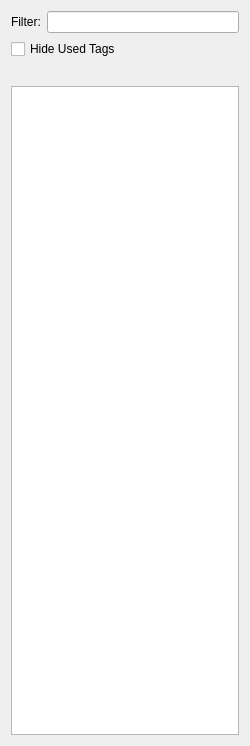
Qt form src/fort/studio/widget/TagCloseUpExplorer.ui (formicidae-tracker/studio) before a commit.
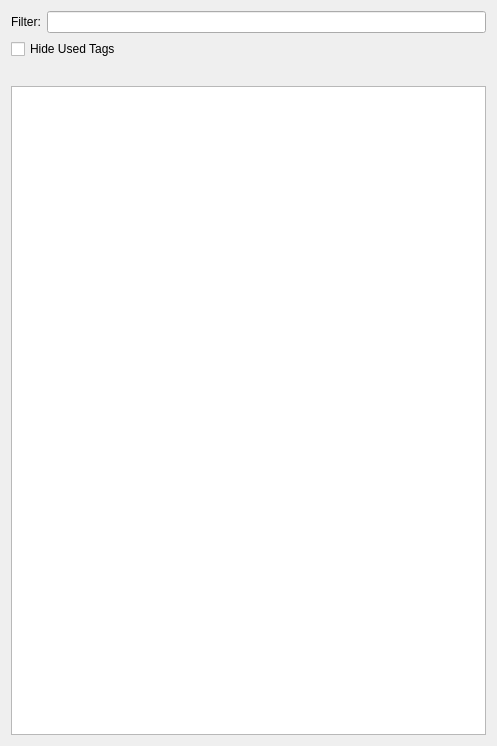
The same form after that commit. Custom widgets are drawn as their Qt base class.

The edit to the form file:
```diff
--- a/src/fort/studio/widget/TagCloseUpExplorer.ui
+++ b/src/fort/studio/widget/TagCloseUpExplorer.ui
@@ -6,13 +6,13 @@
    <rect>
     <x>0</x>
     <y>0</y>
-    <width>250</width>
+    <width>497</width>
     <height>746</height>
    </rect>
   </property>
   <property name="maximumSize">
    <size>
-    <width>250</width>
+    <width>500</width>
     <height>16777215</height>
    </size>
   </property>
@@ -49,7 +49,7 @@
      </property>
      <property name="maximumSize">
       <size>
-       <width>300</width>
+       <width>500</width>
        <height>16777215</height>
       </size>
      </property>
```
